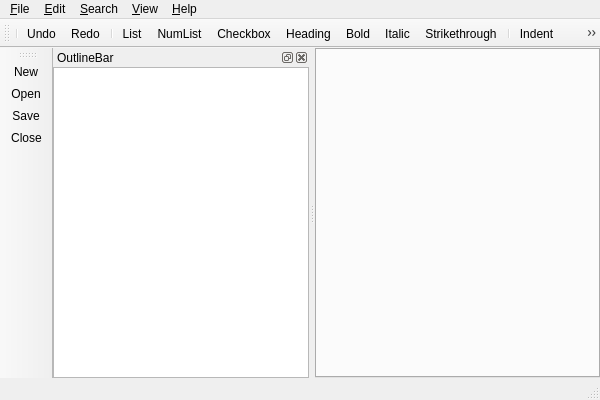
Old version of the form viMarkdown/viMarkdown/MainWindow.ui in the repository shigmas/viMarkdown.
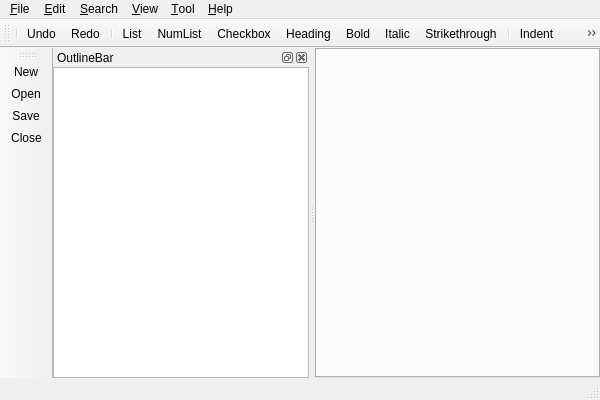
New version of the form. Icons and pictures are not drawn.

Patch:
```diff
--- a/viMarkdown/viMarkdown/MainWindow.ui
+++ b/viMarkdown/viMarkdown/MainWindow.ui
@@ -152,10 +152,20 @@
     <addaction name="action_BackwardAgain"/>
     <addaction name="action_FindWord"/>
    </widget>
+   <widget class="QMenu" name="menu_Tool">
+    <property name="title">
+     <string>&amp;Tool</string>
+    </property>
+    <addaction name="action_KeisenMode"/>
+    <addaction name="action_Thin"/>
+    <addaction name="action_Thick"/>
+    <addaction name="action_OpenNext"/>
+   </widget>
    <addaction name="menu_File"/>
    <addaction name="menu_Edit"/>
    <addaction name="menu_Search"/>
    <addaction name="menu_View"/>
+   <addaction name="menu_Tool"/>
    <addaction name="menu_Help"/>
   </widget>
   <widget class="QToolBar" name="fileToolBar">
```
Left out of the diff: 32 changed lines with no effect on the pictures.
